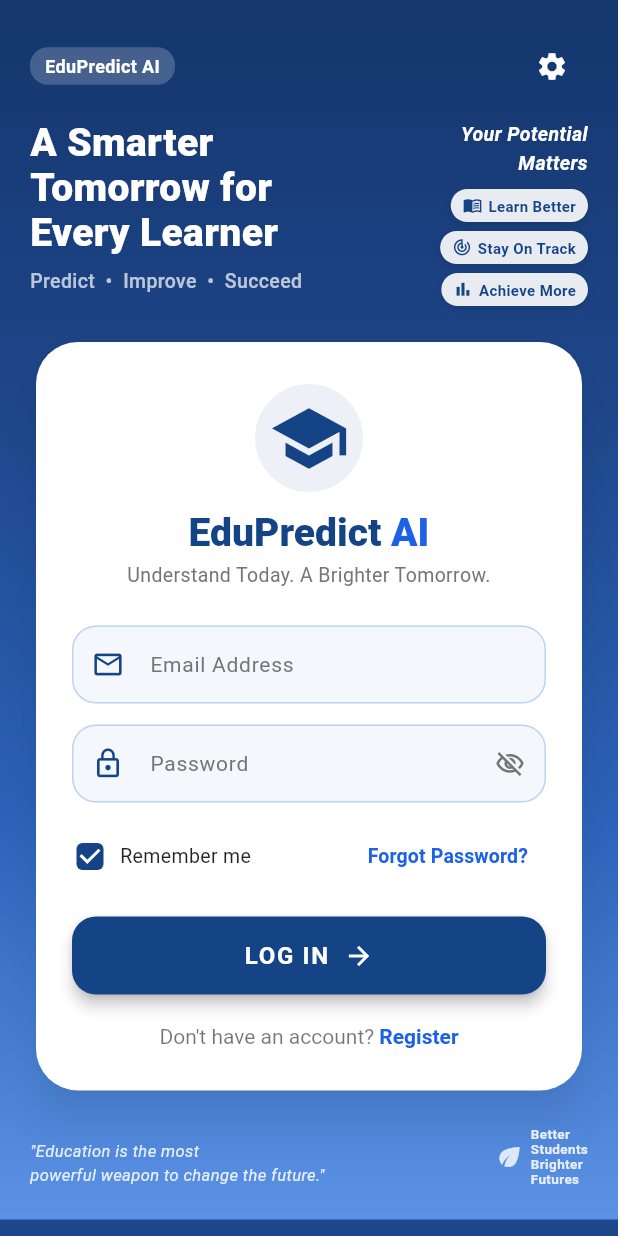
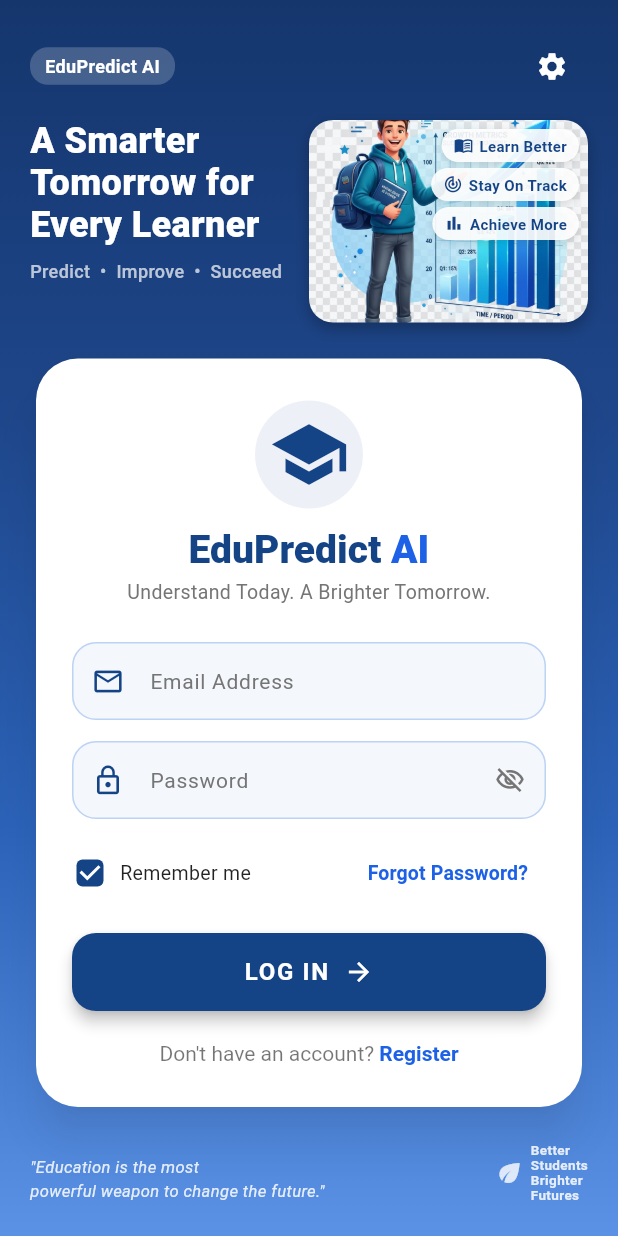
Before and after one commit to Akhi1Babu/Edu-Predict-AI, a Flutter app: the screen it shows after launch, on a phone screen of 412 x 824 dp. Run offline on Flutter 3.47's test engine with Material 3 defaults, Android fonts, the phone set to English and light mode, and no system bars; our stand-ins replace cloud_firestore, firebase_auth, firebase_core; accounts and stored records are empty.

Commit message:
Add student graphic illustration image asset to login screen hero banner

```diff
--- a/flutter/edupredict_app/lib/screens/auth_screen.dart
+++ b/flutter/edupredict_app/lib/screens/auth_screen.dart
@@ -155,7 +155,7 @@ class _AuthScreenState extends State<AuthScreen> {
                             children: [
                               // Text Content
                               Expanded(
-                                flex: 6,
+                                flex: 5,
                                 child: Column(
                                   crossAxisAlignment: CrossAxisAlignment.start,
                                   children: const [
@@ -163,7 +163,7 @@ class _AuthScreenState extends State<AuthScreen> {
                                       'A Smarter\nTomorrow for\nEvery Learner',
                                       style: TextStyle(
                                         color: Colors.white,
-                                        fontSize: 26,
+                                        fontSize: 24,
                                         fontWeight: FontWeight.w800,
                                         height: 1.15,
                                       ),
@@ -171,35 +171,54 @@ class _AuthScreenState extends State<AuthScreen> {
                                     SizedBox(height: 8),
                                     Text(
                                       'Predict  •  Improve  •  Succeed',
-                                      style: TextStyle(color: Colors.white70, fontSize: 13, fontWeight: FontWeight.w500),
+                                      style: TextStyle(color: Colors.white70, fontSize: 12, fontWeight: FontWeight.w500),
                                     ),
                                   ],
                                 ),
                               ),
 
-                              // Badges & Tagline
+                              // Student Illustration Image
                               Expanded(
-                                flex: 4,
-                                child: Column(
-                                  crossAxisAlignment: CrossAxisAlignment.end,
-                                  children: [
-                                    const Text(
-                                      'Your Potential\nMatters',
-                                      textAlign: TextAlign.right,
-                                      style: TextStyle(
-                                        color: Colors.white,
-                                        fontSize: 13,
-                                        fontStyle: FontStyle.italic,
-                                        fontWeight: FontWeight.w600,
+                                flex: 5,
+                                child: Container(
+                                  height: 135,
+                                  decoration: BoxDecoration(
+                                    borderRadius: BorderRadius.circular(16),
+                                    boxShadow: const [
+                                      BoxShadow(color: Colors.black26, blurRadius: 8, offset: Offset(0, 4)),
+                                    ],
+                                  ),
+                                  child: Stack(
+                                    children: [
+                                      ClipRRect(
+                                        borderRadius: BorderRadius.circular(16),
+                                        child: Image.asset(
+                                          'assets/images/student_illustration.jpg',
+                                          height: 135,
+                                          width: double.infinity,
+                                          fit: BoxFit.cover,
+                                          errorBuilder: (ctx, err, stack) => Container(
+                                            color: Colors.white24,
+                                            child: const Icon(Icons.school, size: 50, color: Colors.white),
+                                          ),
+                                        ),
                                       ),
-                                    ),
-                                    const SizedBox(height: 8),
-                                    _buildBadge(Icons.menu_book, 'Learn Better'),
-                                    const SizedBox(height: 6),
-                                    _buildBadge(Icons.track_changes, 'Stay On Track'),
-                                    const SizedBox(height: 6),
-                                    _buildBadge(Icons.bar_chart, 'Achieve More'),
-                                  ],
+                                      Positioned(
+                                        top: 6,
+                                        right: 6,
+                                        child: Column(
+                                          crossAxisAlignment: CrossAxisAlignment.end,
+                                          children: [
+                                            _buildBadge(Icons.menu_book, 'Learn Better'),
+                                            const SizedBox(height: 4),
+                                            _buildBadge(Icons.track_changes, 'Stay On Track'),
+                                            const SizedBox(height: 4),
+                                            _buildBadge(Icons.bar_chart, 'Achieve More'),
+                                          ],
+                                        ),
+                                      ),
+                                    ],
+                                  ),
                                 ),
                               ),
                             ],
--- a/flutter/edupredict_app/pubspec.yaml
+++ b/flutter/edupredict_app/pubspec.yaml
@@ -62,10 +62,8 @@ flutter:
   # the material Icons class.
   uses-material-design: true
 
-  # To add assets to your application, add an assets section, like this:
-  # assets:
-  #   - images/a_dot_burr.jpeg
-  #   - images/a_dot_ham.jpeg
+  assets:
+    - assets/images/
 
   # An image asset can refer to one or more resolution-specific "variants", see
   # https://flutter.dev/to/resolution-aware-images
```
Also changed, not shown: flutter/edupredict_app/assets/images/student_illustration.jpg (added).
